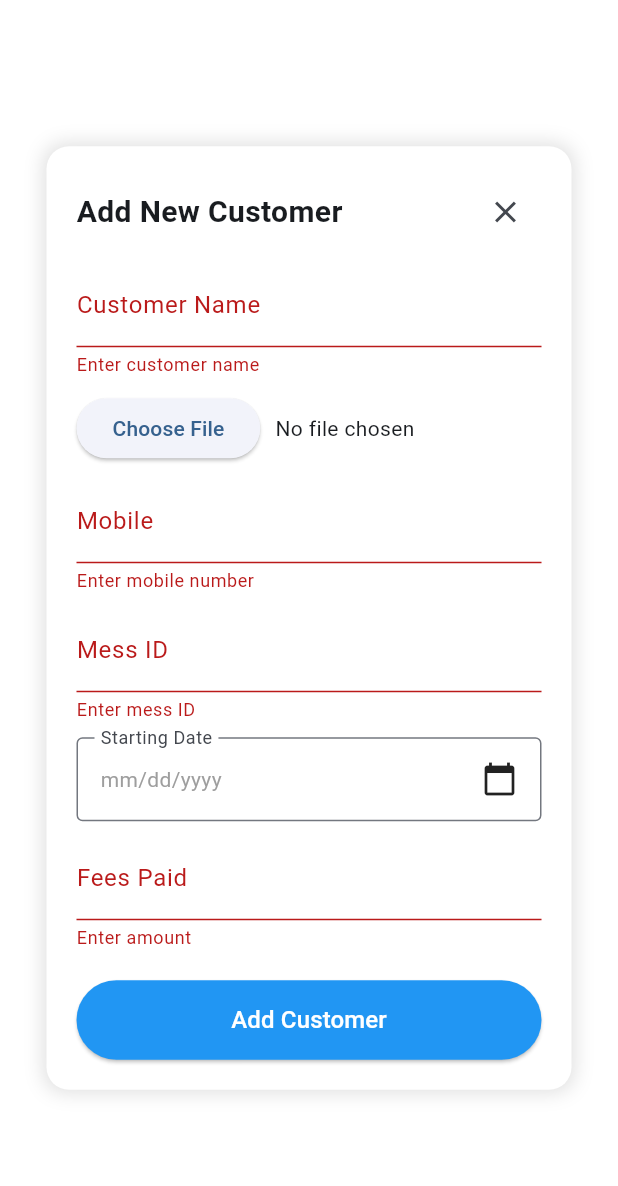
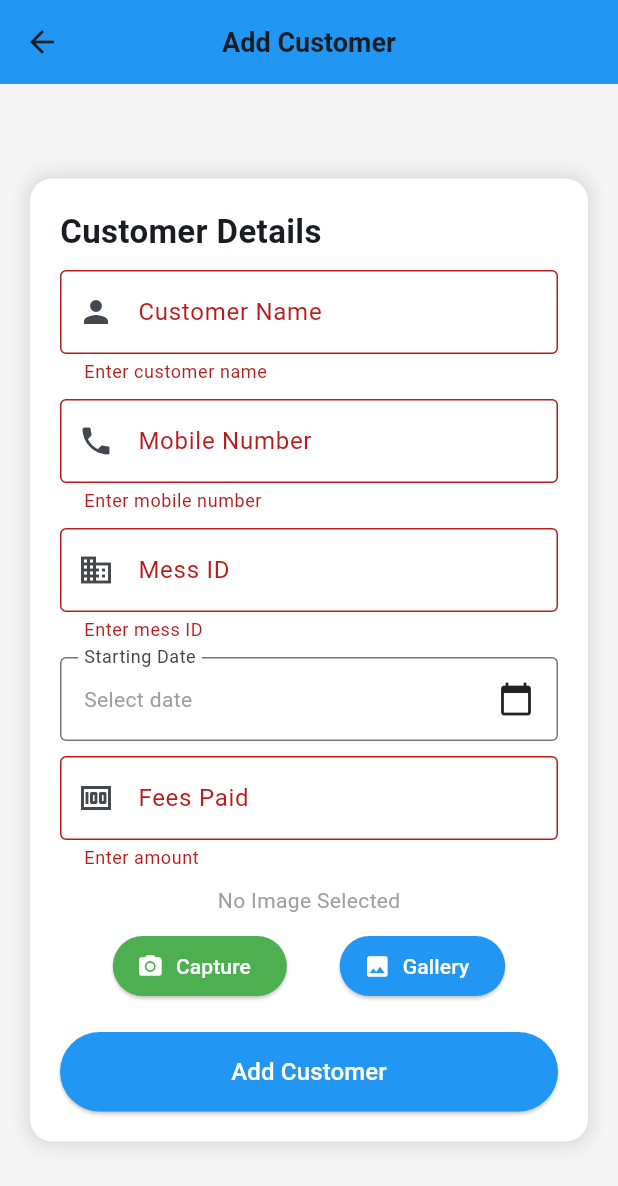
Before and after one commit to chaitanyaj2121/SevaSamruddhiApp, a Flutter app: the AddCustomerScreen screen opened directly, after a tap on "Add Customer", on a phone screen of 412 x 824 dp. Shown: the top 1186 px of the screen. Run offline on Flutter 3.47's test engine with Material 3 defaults, Android fonts, the phone set to English and light mode, and no system bars; our stand-ins replace firebase_core, image_picker; accounts and stored records are empty.

Commit message:
improved the UI for the adding new customer

```diff
--- a/lib/AddCustomerScreen.dart
+++ b/lib/AddCustomerScreen.dart
@@ -2,6 +2,7 @@ import 'package:flutter/material.dart';
 import 'dart:io';
 import 'package:image_picker/image_picker.dart';
 import 'package:http/http.dart' as http;
+import './widgets/smartserve_header.dart'; // ✅ Imported SmartServe Header
 
 class AddCustomerScreen extends StatefulWidget {
   @override
@@ -13,15 +14,14 @@ class _AddCustomerScreenState extends State<AddCustomerScreen> {
   final TextEditingController _nameController = TextEditingController();
   final TextEditingController _mobileController = TextEditingController();
   final TextEditingController _feesController = TextEditingController();
-  final TextEditingController _messIdController =
-      TextEditingController(); // ✅ Added messId field
+  final TextEditingController _messIdController = TextEditingController();
   DateTime? _selectedDate;
   File? _imageFile;
 
-  Future<void> _pickImage() async {
-    final pickedFile = await ImagePicker().pickImage(
-      source: ImageSource.gallery,
-    );
+  final ImagePicker _picker = ImagePicker();
+
+  Future<void> _pickImage(ImageSource source) async {
+    final pickedFile = await _picker.pickImage(source: source);
     if (pickedFile != null) {
       setState(() {
         _imageFile = File(pickedFile.path);
@@ -54,7 +54,7 @@ class _AddCustomerScreenState extends State<AddCustomerScreen> {
         request.fields['name'] = _nameController.text;
         request.fields['mobile'] = _mobileController.text;
         request.fields['feesPaid'] = _feesController.text;
-        request.fields['messId'] = _messIdController.text; // ✅ Added messId
+        request.fields['messId'] = _messIdController.text;
         request.fields['start_date'] =
             _selectedDate != null
                 ? _selectedDate!.toIso8601String()
@@ -63,10 +63,7 @@ class _AddCustomerScreenState extends State<AddCustomerScreen> {
         if (_imageFile != null && await _imageFile!.exists()) {
           print('Adding file to request: ${_imageFile!.path}');
           request.files.add(
-            await http.MultipartFile.fromPath(
-              'file', // ✅ Make sure this matches the backend field name
-              _imageFile!.path,
-            ),
+            await http.MultipartFile.fromPath('file', _imageFile!.path),
           );
         } else {
           print('No file selected');
@@ -98,77 +95,85 @@ class _AddCustomerScreenState extends State<AddCustomerScreen> {
   @override
   Widget build(BuildContext context) {
     return Scaffold(
-      backgroundColor: Colors.white,
+      backgroundColor: Colors.grey[100],
+      appBar: AppBar(
+        title: Text(
+          "Add Customer",
+          style: TextStyle(fontSize: 18, fontWeight: FontWeight.bold),
+        ),
+        backgroundColor: Colors.blue,
+        centerTitle: true,
+      ),
       body: Center(
+        child: SingleChildScrollView(
           child: Container(
             padding: const EdgeInsets.all(20),
-          width: 350,
+            margin: EdgeInsets.symmetric(horizontal: 20, vertical: 10),
             decoration: BoxDecoration(
               color: Colors.white,
               borderRadius: BorderRadius.circular(15),
               boxShadow: [
-              BoxShadow(color: Colors.black12, blurRadius: 10, spreadRadius: 2),
+                BoxShadow(
+                  color: Colors.black12,
+                  blurRadius: 10,
+                  spreadRadius: 2,
+                ),
               ],
             ),
             child: Form(
               key: _formKey,
               child: Column(
-              mainAxisSize: MainAxisSize.min,
                 crossAxisAlignment: CrossAxisAlignment.start,
                 children: [
-                Row(
-                  mainAxisAlignment: MainAxisAlignment.spaceBetween,
-                  children: [
                   const Text(
-                      "Add New Customer",
-                      style: TextStyle(
-                        fontSize: 20,
-                        fontWeight: FontWeight.bold,
-                      ),
-                    ),
-                    IconButton(
-                      icon: const Icon(Icons.close),
-                      onPressed: () => Navigator.pop(context),
-                    ),
-                  ],
+                    "Customer Details",
+                    style: TextStyle(fontSize: 22, fontWeight: FontWeight.bold),
                   ),
                   const SizedBox(height: 10),
+
+                  // Name Field
                   TextFormField(
                     controller: _nameController,
-                  decoration: const InputDecoration(labelText: 'Customer Name'),
+                    decoration: InputDecoration(
+                      labelText: 'Customer Name',
+                      prefixIcon: Icon(Icons.person),
+                      border: OutlineInputBorder(),
+                    ),
                     validator:
-                      (value) => value!.isEmpty ? 'Enter customer name' : null,
+                        (value) =>
+                            value!.isEmpty ? 'Enter customer name' : null,
                   ),
                   const SizedBox(height: 10),
-                Row(
-                  children: [
-                    ElevatedButton(
-                      onPressed: _pickImage,
-                      child: const Text("Choose File"),
+
+                  // Mobile Field
+                  TextFormField(
+                    controller: _mobileController,
+                    decoration: InputDecoration(
+                      labelText: 'Mobile Number',
+                      prefixIcon: Icon(Icons.phone),
+                      border: OutlineInputBorder(),
                     ),
-                    const SizedBox(width: 10),
-                    Text(
-                      _imageFile == null ? "No file chosen" : "File selected",
-                    ),
-                  ],
+                    keyboardType: TextInputType.phone,
+                    validator:
+                        (value) =>
+                            value!.isEmpty ? 'Enter mobile number' : null,
                   ),
                   const SizedBox(height: 10),
+
+                  // Mess ID Field
                   TextFormField(
-                  controller: _mobileController,
-                  decoration: const InputDecoration(labelText: 'Mobile'),
-                  keyboardType: TextInputType.phone,
+                    controller: _messIdController,
+                    decoration: InputDecoration(
+                      labelText: 'Mess ID',
+                      prefixIcon: Icon(Icons.business),
+                      border: OutlineInputBorder(),
+                    ),
                     validator:
-                      (value) => value!.isEmpty ? 'Enter mobile number' : null,
+                        (value) => value!.isEmpty ? 'Enter mess ID' : null,
                   ),
                   const SizedBox(height: 10),
-                TextFormField(
-                  controller: _messIdController,
-                  decoration: const InputDecoration(
-                    labelText: 'Mess ID',
-                  ), // ✅ Added messId input field
-                  validator: (value) => value!.isEmpty ? 'Enter mess ID' : null,
-                ),
-                const SizedBox(height: 10),
+
+                  // Date Picker
                   InkWell(
                     onTap: () => _selectDate(context),
                     child: InputDecorator(
@@ -181,8 +186,8 @@ class _AddCustomerScreenState extends State<AddCustomerScreen> {
                         children: [
                           Text(
                             _selectedDate == null
-                              ? 'mm/dd/yyyy'
-                              : "${_selectedDate!.month}/${_selectedDate!.day}/${_selectedDate!.year}",
+                                ? 'Select date'
+                                : "${_selectedDate!.day}/${_selectedDate!.month}/${_selectedDate!.year}",
                             style: TextStyle(
                               color:
                                   _selectedDate == null
@@ -196,13 +201,61 @@ class _AddCustomerScreenState extends State<AddCustomerScreen> {
                     ),
                   ),
                   const SizedBox(height: 10),
+
+                  // Fees Paid Field
                   TextFormField(
                     controller: _feesController,
-                  decoration: const InputDecoration(labelText: 'Fees Paid'),
+                    decoration: InputDecoration(
+                      labelText: 'Fees Paid',
+                      prefixIcon: Icon(Icons.money),
+                      border: OutlineInputBorder(),
+                    ),
                     keyboardType: TextInputType.number,
-                  validator: (value) => value!.isEmpty ? 'Enter amount' : null,
+                    validator:
+                        (value) => value!.isEmpty ? 'Enter amount' : null,
+                  ),
+                  const SizedBox(height: 10),
+
+                  // Image Upload
+                  Center(
+                    child: Column(
+                      children: [
+                        _imageFile == null
+                            ? Text(
+                              "No Image Selected",
+                              style: TextStyle(color: Colors.grey),
+                            )
+                            : Image.file(_imageFile!, height: 100),
+                        const SizedBox(height: 10),
+                        Row(
+                          mainAxisAlignment: MainAxisAlignment.spaceEvenly,
+                          children: [
+                            ElevatedButton.icon(
+                              icon: Icon(Icons.camera_alt),
+                              onPressed: () => _pickImage(ImageSource.camera),
+                              label: Text("Capture"),
+                              style: ElevatedButton.styleFrom(
+                                backgroundColor: Colors.green,
+                                foregroundColor: Colors.white,
+                              ),
+                            ),
+                            ElevatedButton.icon(
+                              icon: Icon(Icons.photo),
+                              onPressed: () => _pickImage(ImageSource.gallery),
+                              label: Text("Gallery"),
+                              style: ElevatedButton.styleFrom(
+                                backgroundColor: Colors.blue,
+                                foregroundColor: Colors.white,
+                              ),
+                            ),
+                          ],
+                        ),
+                      ],
+                    ),
                   ),
                   const SizedBox(height: 20),
+
+                  // Submit Button
                   SizedBox(
                     width: double.infinity,
                     child: ElevatedButton(
@@ -222,6 +275,7 @@ class _AddCustomerScreenState extends State<AddCustomerScreen> {
             ),
           ),
         ),
+      ),
     );
   }
 }
--- a/lib/home_screen.dart
+++ b/lib/home_screen.dart
@@ -12,7 +12,6 @@ class HomeScreen extends StatelessWidget {
     final response = await http.get(
       Uri.parse('http://192.168.48.11:8080/customers'),
     ); // Replace with your API URL
-
     if (response.statusCode == 200) {
       final Map<String, dynamic> data = jsonDecode(response.body);
       if (data['success'] == true && data.containsKey('customers')) {
```
Lines whose indentation alone changed are shown as unchanged.
